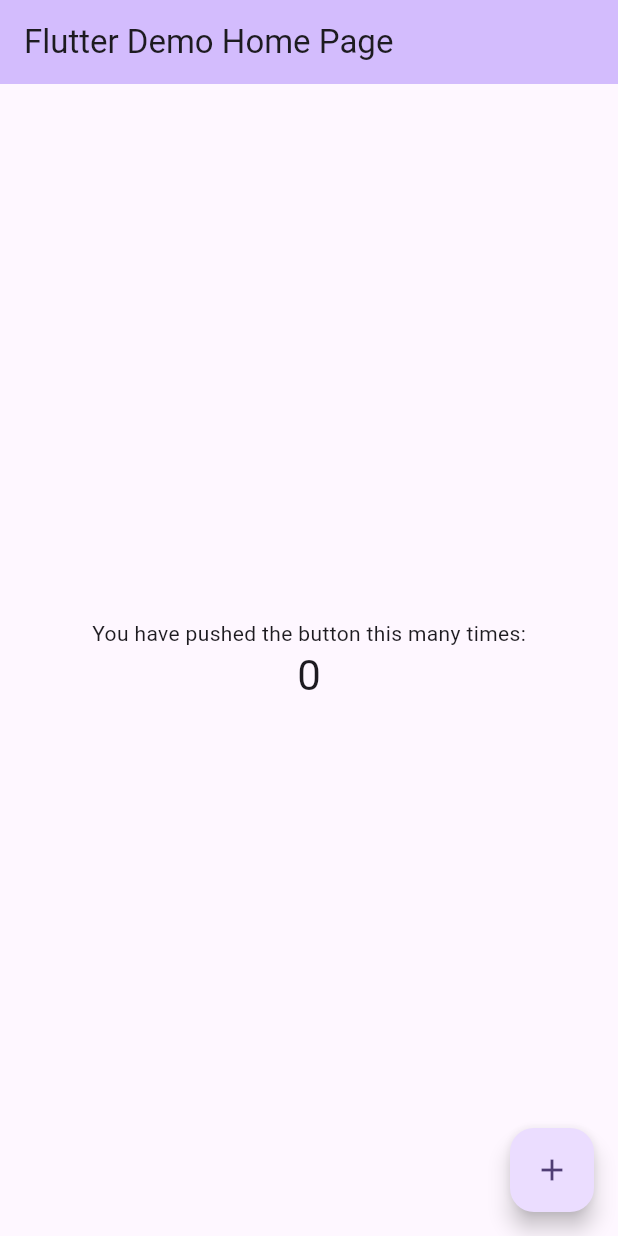
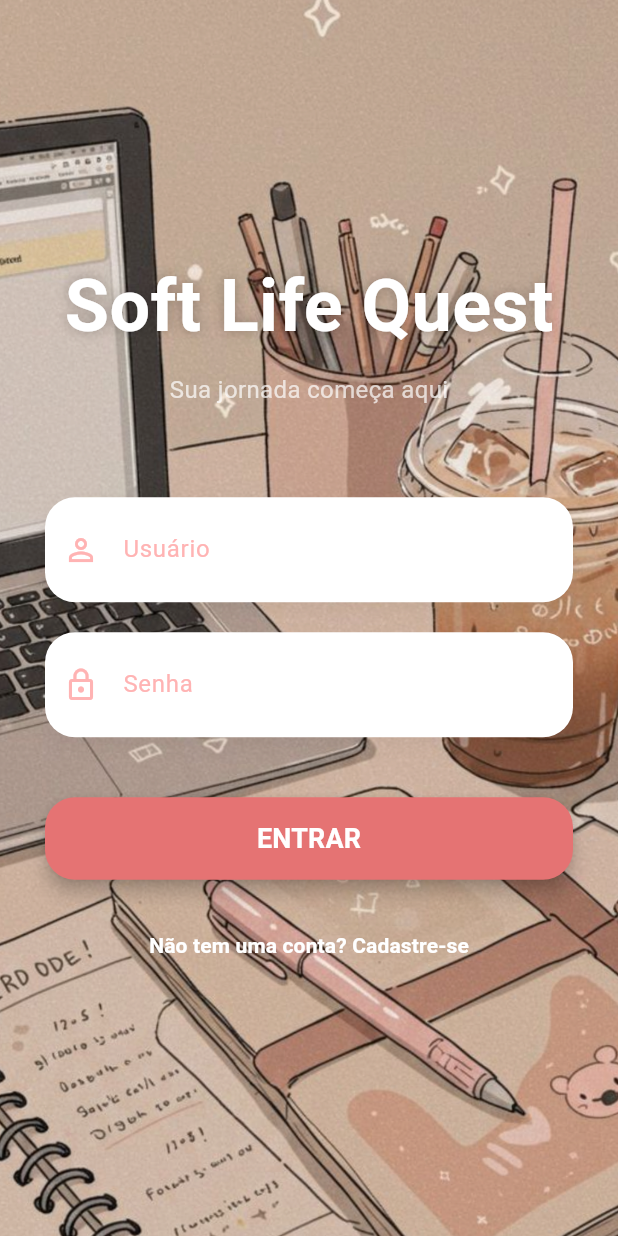
Before and after one commit to Emanu037/life-quest-app, a Flutter app: the screen it shows after launch, on a phone screen of 412 x 824 dp. Run offline on Flutter 3.47's test engine with Material 3 defaults, Android fonts, the phone set to English and light mode, and no system bars; accounts and stored records are empty.

Commit message:
Login, cadastro e home-page

```diff
--- a/lib/main.dart
+++ b/lib/main.dart
@@ -1,122 +1,21 @@
 import 'package:flutter/material.dart';
+import 'package:provider/provider.dart';
+import 'viewmodels/app_viewmodel.dart';
+import 'views/login_page.dart';
 
 void main() {
-  runApp(const MyApp());
+  runApp(
+    ChangeNotifierProvider(
+      create: (context) => AppViewModel(),
+      child: MaterialApp(
+        title: 'LifeQuest',
+        debugShowCheckedModeBanner: false,
+        theme: ThemeData(
+          primarySwatch: Colors.pink,
+          useMaterial3: true,
+        ),
+        home: const LoginPage(),
+      ),
+    ),
+  );
 }
-
-class MyApp extends StatelessWidget {
-  const MyApp({super.key});
-
-  // This widget is the root of your application.
-  @override
-  Widget build(BuildContext context) {
-    return MaterialApp(
-      title: 'Flutter Demo',
-      theme: ThemeData(
-        // This is the theme of your application.
-        //
-        // TRY THIS: Try running your application with "flutter run". You'll see
-        // the application has a purple toolbar. Then, without quitting the app,
-        // try changing the seedColor in the colorScheme below to Colors.green
-        // and then invoke "hot reload" (save your changes or press the "hot
-        // reload" button in a Flutter-supported IDE, or press "r" if you used
-        // the command line to start the app).
-        //
-        // Notice that the counter didn't reset back to zero; the application
-        // state is not lost during the reload. To reset the state, use hot
-        // restart instead.
-        //
-        // This works for code too, not just values: Most code changes can be
-        // tested with just a hot reload.
-        colorScheme: .fromSeed(seedColor: Colors.deepPurple),
-      ),
-      home: const MyHomePage(title: 'Flutter Demo Home Page'),
-    );
-  }
-}
-
-class MyHomePage extends StatefulWidget {
-  const MyHomePage({super.key, required this.title});
-
-  // This widget is the home page of your application. It is stateful, meaning
-  // that it has a State object (defined below) that contains fields that affect
-  // how it looks.
-
-  // This class is the configuration for the state. It holds the values (in this
-  // case the title) provided by the parent (in this case the App widget) and
-  // used by the build method of the State. Fields in a Widget subclass are
-  // always marked "final".
-
-  final String title;
-
-  @override
-  State<MyHomePage> createState() => _MyHomePageState();
-}
-
-class _MyHomePageState extends State<MyHomePage> {
-  int _counter = 0;
-
-  void _incrementCounter() {
-    setState(() {
-      // This call to setState tells the Flutter framework that something has
-      // changed in this State, which causes it to rerun the build method below
-      // so that the display can reflect the updated values. If we changed
-      // _counter without calling setState(), then the build method would not be
-      // called again, and so nothing would appear to happen.
-      _counter++;
-    });
-  }
-
-  @override
-  Widget build(BuildContext context) {
-    // This method is rerun every time setState is called, for instance as done
-    // by the _incrementCounter method above.
-    //
-    // The Flutter framework has been optimized to make rerunning build methods
-    // fast, so that you can just rebuild anything that needs updating rather
-    // than having to individually change instances of widgets.
-    return Scaffold(
-      appBar: AppBar(
-        // TRY THIS: Try changing the color here to a specific color (to
-        // Colors.amber, perhaps?) and trigger a hot reload to see the AppBar
-        // change color while the other colors stay the same.
-        backgroundColor: Theme.of(context).colorScheme.inversePrimary,
-        // Here we take the value from the MyHomePage object that was created by
-        // the App.build method, and use it to set our appbar title.
-        title: Text(widget.title),
-      ),
-      body: Center(
-        // Center is a layout widget. It takes a single child and positions it
-        // in the middle of the parent.
-        child: Column(
-          // Column is also a layout widget. It takes a list of children and
-          // arranges them vertically. By default, it sizes itself to fit its
-          // children horizontally, and tries to be as tall as its parent.
-          //
-          // Column has various properties to control how it sizes itself and
-          // how it positions its children. Here we use mainAxisAlignment to
-          // center the children vertically; the main axis here is the vertical
-          // axis because Columns are vertical (the cross axis would be
-          // horizontal).
-          //
-          // TRY THIS: Invoke "debug painting" (choose the "Toggle Debug Paint"
-          // action in the IDE, or press "p" in the console), to see the
-          // wireframe for each widget.
-          mainAxisAlignment: .center,
-          children: [
-            const Text('You have pushed the button this many times:'),
-            Text(
-              '$_counter',
-              style: Theme.of(context).textTheme.headlineMedium,
-            ),
-          ],
-        ),
-      ),
-      floatingActionButton: FloatingActionButton(
-        onPressed: _incrementCounter,
-        tooltip: 'Increment',
-        child: const Icon(Icons.add),
-      ),
-    );
-  }
-}
--- /dev/null
+++ b/lib/models/usuario_model.dart
@@ -0,0 +1,6 @@
+class Usuario {
+  String nome;
+  String senha;
+
+  Usuario({required this.nome, required this.senha});
+}
--- /dev/null
+++ b/lib/views/login_page.dart
@@ -0,0 +1,142 @@
+import 'package:flutter/material.dart';
+import 'package:provider/provider.dart';
+import '../viewmodels/app_viewmodel.dart';
+import 'home_page.dart';
+import 'cadastro_usuario_page.dart';
+
+class LoginPage extends StatefulWidget {
+  const LoginPage({super.key});
+
+  @override
+  State<LoginPage> createState() => _LoginPageState();
+}
+
+class _LoginPageState extends State<LoginPage> {
+  final _nomeController = TextEditingController();
+  final _senhaController = TextEditingController();
+
+  final Color corRosaForte = const Color(0xFFE57373);
+  final Color corRosaSuave = const Color(0xFFFFB3B3);
+
+  @override
+  Widget build(BuildContext context) {
+    return Scaffold(
+      body: Stack(
+        children: [
+          Container(
+            width: double.infinity,
+            height: double.infinity,
+            decoration: const BoxDecoration(
+              image: DecorationImage(
+                image: AssetImage('assets/cadastro_fundo.png'),
+                fit: BoxFit.cover,
+              ),
+            ),
+          ),
+
+          Center(
+            child: SingleChildScrollView(
+              padding: const EdgeInsets.all(30.0),
+              child: Column(
+                mainAxisAlignment: MainAxisAlignment.center,
+                children: [
+                  // Logo ou Título Estilizado
+                  const Text(
+                    "Soft Life Quest",
+                    style: TextStyle(
+                      fontSize: 48,
+                      fontWeight: FontWeight.bold,
+                      color: Colors.white,
+                      shadows: [Shadow(color: Colors.black26, blurRadius: 10)],
+                    ),
+                  ),
+                  const SizedBox(height: 10),
+                  const Text(
+                    "Sua jornada começa aqui",
+                    style: TextStyle(color: Colors.white70, fontSize: 16),
+                  ),
+                  const SizedBox(height: 60),
+
+                  _campoLogin(
+                    controller: _nomeController,
+                    label: "Usuário",
+                    icon: Icons.person_outline,
+                  ),
+                  const SizedBox(height: 20),
+
+                  _campoLogin(
+                    controller: _senhaController,
+                    label: "Senha",
+                    icon: Icons.lock_outline,
+                    obscureText: true,
+                  ),
+                  const SizedBox(height: 40),
+
+                  ElevatedButton(
+                    style: ElevatedButton.styleFrom(
+                      backgroundColor: corRosaForte,
+                      foregroundColor: Colors.white,
+                      minimumSize: const Size(double.infinity, 55),
+                      shape: RoundedRectangleBorder(borderRadius: BorderRadius.circular(20)),
+                      elevation: 5,
+                    ),
+                    onPressed: () {
+                      Navigator.pushReplacement(
+                        context,
+                        MaterialPageRoute(builder: (context) => const HomePage()),
+                      );
+                    },
+                    child: const Text("ENTRAR", style: TextStyle(fontSize: 18, fontWeight: FontWeight.bold)),
+                  ),
+
+                  const SizedBox(height: 20),
+
+                  TextButton(
+                    onPressed: () {
+                      Navigator.push(
+                        context,
+                        MaterialPageRoute(builder: (context) => const CadastroUsuarioPage()),
+                      );
+                    },
+                    child: const Text(
+                      "Não tem uma conta? Cadastre-se",
+                      style: TextStyle(color: Colors.white, fontWeight: FontWeight.w600),
+                    ),
+                  ),
+                ],
+              ),
+            ),
+          ),
+        ],
+      ),
+    );
+  }
+
+  Widget _campoLogin({
+    required TextEditingController controller,
+    required String label,
+    required IconData icon,
+    bool obscureText = false,
+  }) {
+    return Container(
+      decoration: BoxDecoration(
+        color: Colors.white,
+        borderRadius: BorderRadius.circular(20),
+        boxShadow: [
+          BoxShadow(color: Colors.black.withOpacity(0.05), blurRadius: 10, offset: const Offset(0, 5)),
+        ],
+      ),
+      child: TextField(
+        controller: controller,
+        obscureText: obscureText,
+        decoration: InputDecoration(
+          labelText: label,
+          labelStyle: TextStyle(color: corRosaSuave),
+          prefixIcon: Icon(icon, color: corRosaSuave),
+          border: InputBorder.none,
+          contentPadding: const EdgeInsets.symmetric(horizontal: 20, vertical: 15),
+        ),
+      ),
+    );
+  }
+}
--- a/pubspec.yaml
+++ b/pubspec.yaml
@@ -59,7 +59,11 @@ flutter:
   uses-material-design: true
 
   # To add assets to your application, add an assets section, like this:
-  # assets:
+  assets:
+  - assets/cadastro_fundo.png
+  - assets/peixe-palhaco.png
+  - assets/peixe.png
+  - assets/homepage_fundo.jpg
   #   - images/a_dot_burr.jpeg
   #   - images/a_dot_ham.jpeg
 
```
Also changed, not shown: lib/models/habito_model.dart (+11 -0 lines), lib/viewmodels/app_viewmodel.dart (added, +20 -0 lines), lib/views/cadastro_usuario_page.dart (added, +157 -0 lines), lib/views/home_page.dart (added, +208 -0 lines), assets/cadastro_fundo.png (added), assets/homepage_fundo.jpg (added), assets/peixe.png (added).
